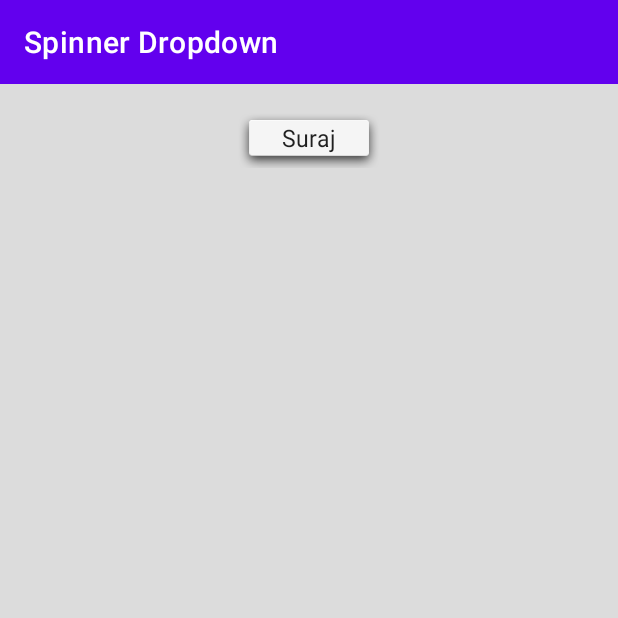
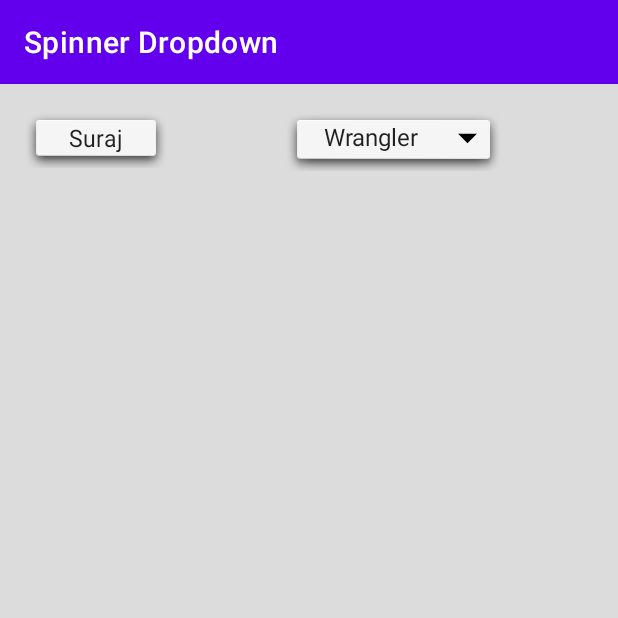
Before and after one commit to Linkan1992/TestLayoutApp, an Android app: the SpinnerActivity screen opened directly, with no data from a screen before it, on a phone screen of 412 x 824 dp, the top half of it. Run offline under Robolectric (Android 15) with nearby library versions, the light colour scheme and no system bars.

Commit message:
sorting spinner
Sorting Spinner added and two spinner is managed at a time

```diff
--- a/app/src/main/java/com/example/testlayoutapp/SpinnerActivity.kt
+++ b/app/src/main/java/com/example/testlayoutapp/SpinnerActivity.kt
@@ -26,6 +26,9 @@ class SpinnerActivity : AppCompatActivity(), AdapterView.OnItemSelectedListener
 
         val itemList = prepareSpinnerList()
         initSpinner(itemList)
+
+        initSortSpinner(prepareSortSpinnerList())
+
     }
 
     private fun prepareSpinnerList() : List<String> {
@@ -35,6 +38,27 @@ class SpinnerActivity : AppCompatActivity(), AdapterView.OnItemSelectedListener
             this.add("Pooja")
             this.add("Pradeep")
             this.add("Bindu")
+        }
+
+        return spnList
+    }
+
+    private fun initSortSpinner(prepareSortSpinnerList: List<String>) {
+        val spnSort = findViewById<AppCompatSpinner>(R.id.spn_sort)
+        spnSort.onItemSelectedListener = this
+        val spnAdapter = ArrayAdapter<String>(this@SpinnerActivity, android.R.layout.simple_spinner_item, prepareSortSpinnerList)
+        spnAdapter.setDropDownViewResource(android.R.layout.simple_spinner_dropdown_item)
+        spnSort.adapter = spnAdapter
+    }
+
+
+    private fun prepareSortSpinnerList() : List<String> {
+        val spnList : List<String> = ArrayList<String>().apply {
+            this.add("Wrangler")
+            this.add("Pepe Jeans")
+            this.add("Spykar")
+            this.add("US Polo")
+            this.add("Color Plus")
         }
 
         return spnList
--- /dev/null
+++ b/app/src/main/res/drawable/ic_drop_down_arrow.xml
@@ -0,0 +1,9 @@
+<vector xmlns:android="http://schemas.android.com/apk/res/android"
+    android:width="48dp"
+    android:height="48dp"
+    android:viewportWidth="48"
+    android:viewportHeight="48">
+  <path
+      android:fillColor="@color/black"
+      android:pathData="M14,20l10,10 10,-10z"/>
+</vector>
--- a/app/src/main/res/layout/activity_spinner_layout.xml
+++ b/app/src/main/res/layout/activity_spinner_layout.xml
@@ -25,8 +25,37 @@
         android:layout_height="wrap_content"
         app:layout_constraintTop_toBottomOf="@id/toolbar"
         app:layout_constraintStart_toStartOf="parent"
+        android:spinnerMode="dropdown"
+        android:layout_marginTop="@dimen/d_16dp"
+        android:layout_marginStart="@dimen/d_16dp"/>
+
+    <androidx.constraintlayout.widget.ConstraintLayout
+        android:layout_width="wrap_content"
+        android:layout_height="wrap_content"
+        app:layout_constraintTop_toTopOf="@id/spn_filter"
+        app:layout_constraintStart_toEndOf="@id/spn_filter"
         app:layout_constraintEnd_toEndOf="parent"
-        android:spinnerMode="dropdown"
-        android:layout_marginTop="@dimen/d_16dp"/>
+        android:background="@android:drawable/dialog_holo_light_frame">
+
+        <androidx.appcompat.widget.AppCompatSpinner
+            android:id="@+id/spn_sort"
+            style="@style/SpinnerSort"
+            android:layout_width="wrap_content"
+            android:layout_height="wrap_content"
+            app:layout_constraintTop_toTopOf="parent"
+            app:layout_constraintStart_toStartOf="parent"
+            app:layout_constraintEnd_toStartOf="@id/img_drop_arrow"
+            android:spinnerMode="dropdown"/>
+
+        <androidx.appcompat.widget.AppCompatImageView
+            android:id="@+id/img_drop_arrow"
+            android:layout_width="30dp"
+            android:layout_height="30dp"
+            app:layout_constraintTop_toTopOf="@id/spn_sort"
+            app:layout_constraintStart_toEndOf="@id/spn_sort"
+            app:layout_constraintBottom_toBottomOf="@id/spn_sort"
+            app:srcCompat="@drawable/ic_drop_down_arrow"/>
+
+    </androidx.constraintlayout.widget.ConstraintLayout>
 
 </androidx.constraintlayout.widget.ConstraintLayout>
--- a/app/src/main/res/values/themes.xml
+++ b/app/src/main/res/values/themes.xml
@@ -32,6 +32,12 @@
         <item name="android:popupBackground">@android:drawable/dialog_holo_light_frame</item>
     </style>
 
+    <style name="SpinnerSort" parent="@android:style/Widget.Spinner">
+        <item name="android:background">@color/color_transparent</item>
+        <item name="android:dropDownHorizontalOffset">50dp</item>
+        <item name="android:popupBackground">@android:drawable/dialog_holo_light_frame</item>
+    </style>
+
     <style name="WalletBalance">
         <item name="android:textColor">@color/black</item>
         <item name="android:fontFamily">sans-serif-medium</item>
```
